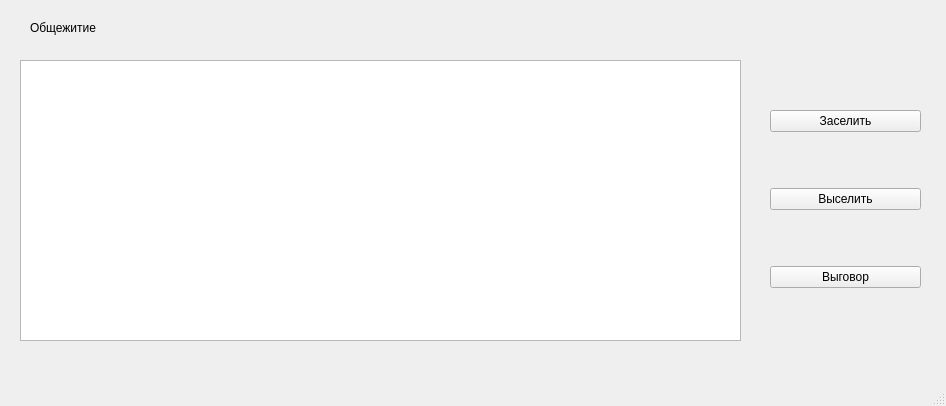
Above: mainwindow.ui from OstPerino/DormitoryProject before the change. Below: the same form after it.
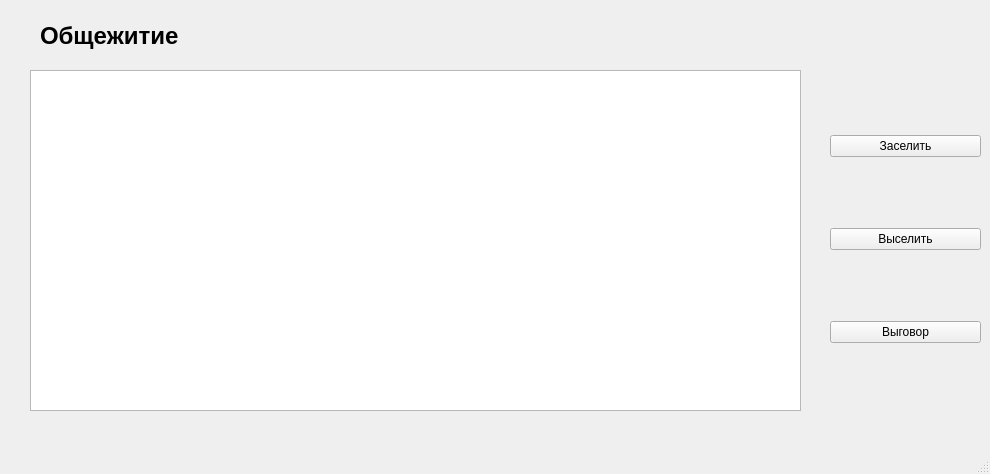
That is the form after the change.

```diff
--- a/mainwindow.ui
+++ b/mainwindow.ui
@@ -6,8 +6,8 @@
    <rect>
     <x>0</x>
     <y>0</y>
-    <width>946</width>
-    <height>406</height>
+    <width>990</width>
+    <height>474</height>
    </rect>
   </property>
   <property name="windowTitle">
@@ -17,18 +17,27 @@
    <widget class="QTableView" name="studentsTable">
     <property name="geometry">
      <rect>
-      <x>20</x>
-      <y>60</y>
-      <width>721</width>
-      <height>281</height>
+      <x>30</x>
+      <y>70</y>
+      <width>771</width>
+      <height>341</height>
      </rect>
     </property>
     <property name="selectionBehavior">
      <enum>QAbstractItemView::SelectRows</enum>
     </property>
+    <attribute name="horizontalHeaderMinimumSectionSize">
+     <number>90</number>
+    </attribute>
+    <attribute name="horizontalHeaderDefaultSectionSize">
+     <number>170</number>
+    </attribute>
     <attribute name="horizontalHeaderStretchLastSection">
      <bool>true</bool>
     </attribute>
+    <attribute name="verticalHeaderVisible">
+     <bool>false</bool>
+    </attribute>
     <attribute name="verticalHeaderStretchLastSection">
      <bool>false</bool>
     </attribute>
@@ -36,10 +45,10 @@
    <widget class="QWidget" name="verticalLayoutWidget">
     <property name="geometry">
      <rect>
-      <x>770</x>
-      <y>60</y>
+      <x>830</x>
+      <y>70</y>
       <width>151</width>
-      <height>281</height>
+      <height>341</height>
      </rect>
     </property>
     <layout class="QVBoxLayout" name="verticalLayout">
@@ -69,12 +78,18 @@
    <widget class="QLabel" name="titleLabel">
     <property name="geometry">
      <rect>
-      <x>30</x>
+      <x>40</x>
       <y>20</y>
-      <width>81</width>
-      <height>16</height>
+      <width>231</width>
+      <height>31</height>
      </rect>
     </property>
+    <property name="styleSheet">
+     <string notr="true">#titleLabel {
+	font-weight: bold;
+	font-size: 24px;
+}</string>
+    </property>
     <property name="text">
      <string>Общежитие</string>
     </property>
```
Left out of the diff: 4 changed lines with no effect on the pictures.
